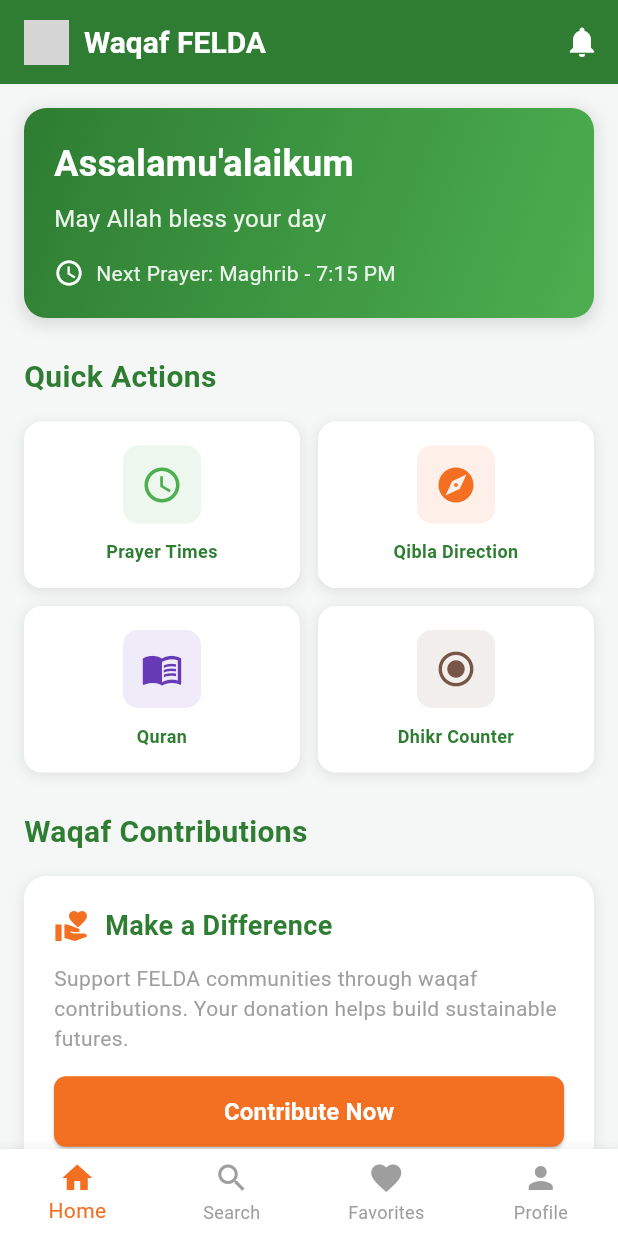
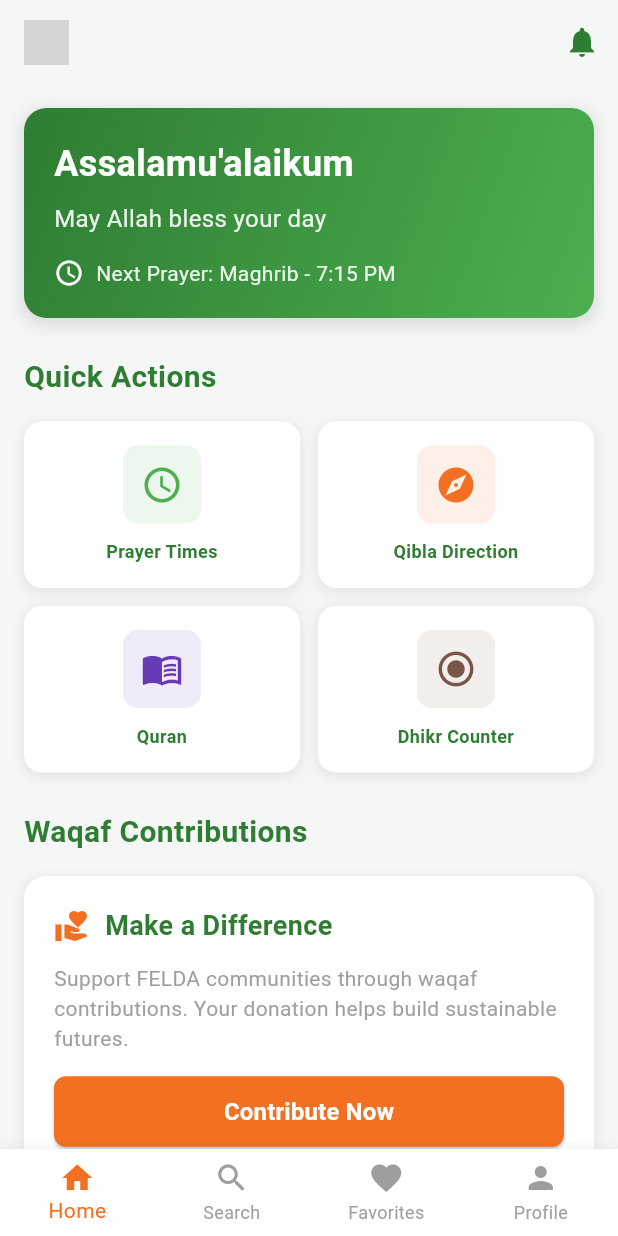
Before and after one commit to adamnymy/waqaffelda_apk, a Flutter app: the screen it shows after launch, on a phone screen of 412 x 824 dp. Run offline on Flutter 3.47's test engine with Material 3 defaults, Android fonts, the phone set to English and light mode, and no system bars; our stand-ins replace webview_flutter; grey boxes are pictures that could not be loaded.

Commit message:
changed the topbar design

```diff
--- a/lib/homepage/homepage.dart
+++ b/lib/homepage/homepage.dart
@@ -16,7 +16,7 @@ class _HomepageState extends State<Homepage> {
     return Scaffold(
       backgroundColor: const Color(0xFFF5F7F6),
       appBar: AppBar(
-        backgroundColor: const Color(0xFF2E7D32),
+        backgroundColor: const Color(0xFFF5F7F6),
         elevation: 0,
         title: Row(
           children: [
@@ -25,19 +25,11 @@ class _HomepageState extends State<Homepage> {
               height: 30,
             ),
             const SizedBox(width: 10),
-            const Text(
-              'Waqaf FELDA',
-              style: TextStyle(
-                color: Colors.white,
-                fontSize: 20,
-                fontWeight: FontWeight.bold,
-              ),
-            ),
           ],
         ),
         actions: [
           IconButton(
-            icon: const Icon(Icons.notifications, color: Colors.white),
+            icon: const Icon(Icons.notifications, color: Color(0xFF2E7D32)),
             onPressed: () {},
           ),
         ],
```
